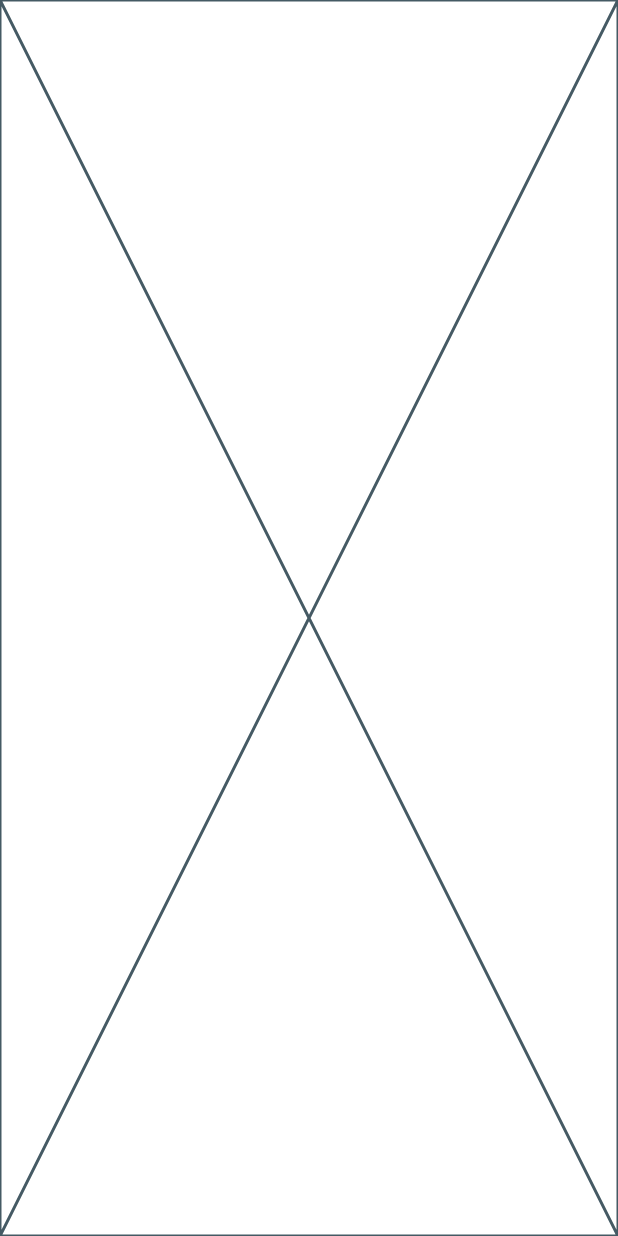
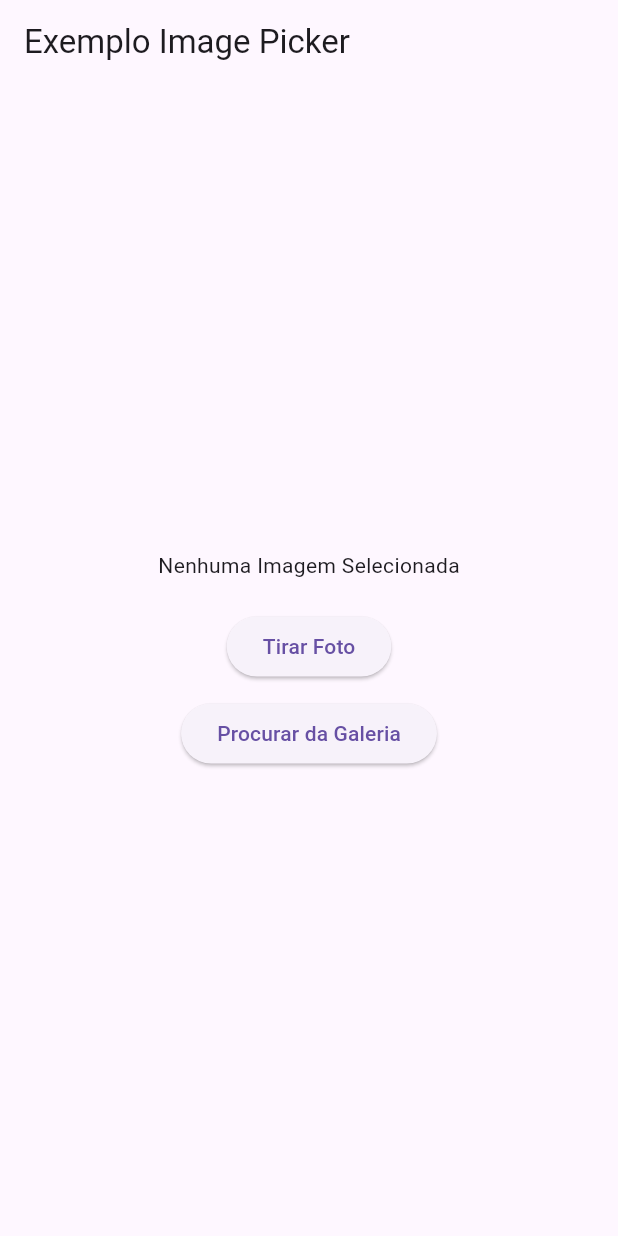
Before and after one commit to Manuela2170/CursoMobileCastelloTurmaA, a Flutter app: the screen it shows after launch, on a phone screen of 412 x 824 dp. Run offline on Flutter 3.47's test engine with Material 3 defaults, Android fonts, the phone set to English and light mode, and no system bars; our stand-ins replace cloud_firestore, connectivity_plus, firebase_auth, firebase_core, flutter_map, geolocator and 3 more; missing offline and left inert: cinefavorite; accounts and stored records are empty.

Commit message:
15/10/2025

```diff
--- a/Hardware/Camera/exemplo_camera/lib/main.dart
+++ b/Hardware/Camera/exemplo_camera/lib/main.dart
@@ -1,12 +1,12 @@
 import 'dart:io';
-import 'dart:nativewrappers/_internal/vm/lib/internal_patch.dart';
 
-import 'package:flutter/cupertino.dart';
 import 'package:flutter/material.dart';
 import 'package:image_picker/image_picker.dart';
 
-void main() {
-  runApp(MaterialApp(home: ImageScreen()));
+void main(){
+  runApp(MaterialApp(
+    home: ImageScreen(),
+  ));
 }
 
 class ImageScreen extends StatefulWidget {
@@ -18,27 +18,69 @@ class ImageScreen extends StatefulWidget {
 
 class _ImageScreenState extends State<ImageScreen> {
   //instalar a biblioteca image_picker
+  //manipulação do arquivo de midia
   File? _image; // obj para armazenar informações de um arquivo do dispositivo
-  final ImagePicker _picker = ImagePicker();
+  final ImagePicker _picker = ImagePicker(); //obj controlador da biblioteca image_picker ( controla a camera e a galeria)
 
-  //método para captura de imagem pela camera
-  void _getImageFromCamera() async {
+  // método para captura de imagem pela camera
+  void _getImageFromCamera() async{
     //abre a camera e tira uma foto
-    final XFile? pickedFile = await _picker.pickImage(
-      source: ImageSource.camera,
-    );
+    // foto é armazenada no pickedFIle
+    //arquivo temporario da biblioteca image_picker
+    final XFile? pickedFile =
+      await _picker.pickImage(source: ImageSource.camera);
 
     //verifica se a imagem não é null
-    if (pickedFile != null) {
+      if(pickedFile != null){
+        setState(() {
+          //tranfere o caminho da imagem para o arquivo _image
+          //passo a imagem de um arquivo temporario para o manipulado de arquivos do aplicativo
+          _image = File(pickedFile.path);
+        });
+      }
+  }
+
+  //método para pegar uma imagem da Galeria
+  void _getImageFromGallery() async{
+    // abrir a galeria a pegar uma imagem da galeria
+    final XFile? pickedFile = await _picker.pickImage(source: ImageSource.gallery);
+
+    //verificar se o arquivo temporário não é nulo
+    if(pickedFile != null){
       setState(() {
-        //transfere o caminho para o arquivo _image
-        _image = File(pickedfile.path);
+        _image = File(pickedFile.path);
       });
     }
   }
 
+
+
   @override
   Widget build(BuildContext context) {
-    return const Placeholder();
+    //um espaçpompara mostrar a imagem selecionada,
+    // e 2 botoes (1 para tirar foto e outro para pegar da galeria )
+    return Scaffold(
+      appBar: AppBar(title: Text("Exemplo Image Picker"),),
+      body: Center(
+        child: Column(
+          mainAxisAlignment: MainAxisAlignment.center,
+          children: [
+            //operador ternário para colocar a imagem
+            _image!=null
+            ? Image.file(_image!, height: 300,)
+            : Text("Nenhuma Imagem Selecionada"),
+            SizedBox(height: 20,),
+            //2 botões
+            ElevatedButton(
+              onPressed: _getImageFromCamera,
+              child: Text("Tirar Foto")),
+            SizedBox(height: 10,),
+            ElevatedButton(
+              onPressed: _getImageFromGallery,
+              child: Text("Procurar da Galeria"))
+          ],
+        ),
+      ),
+    );
   }
 }
--- a/Hardware/Camera/exemplo_camera/pubspec.yaml
+++ b/Hardware/Camera/exemplo_camera/pubspec.yaml
@@ -9,7 +9,9 @@ environment:
 dependencies:
   flutter:
     sdk: flutter
+  flutter_map: ^8.2.2
   image_picker: ^1.2.0
+  latlong2: ^0.9.1
 
 dev_dependencies:
   flutter_test:
```
Also changed, not shown: Hardware/Camera/exemplo_camera/pubspec.lock, 1 other file.
